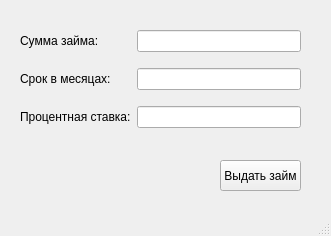
Daniel22874/Zaimer_app, file ui/new_loan_window.ui: the form before one commit.
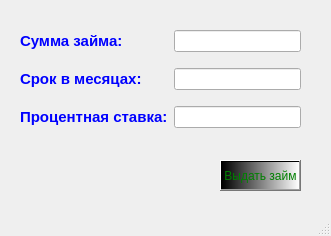
The form after the commit.

Commit message: Реализована внешка окна с созданием нового займа

The edit to the form file:
```diff
--- a/ui/new_loan_window.ui
+++ b/ui/new_loan_window.ui
@@ -23,11 +23,17 @@
       <height>31</height>
      </rect>
     </property>
+    <property name="styleSheet">
+     <string notr="true">background-color: qlineargradient(spread:pad, x1:0, y1:0, x2:1, y2:0, stop:0 rgba(0, 0, 0, 255), stop:1 rgba(255, 255, 255, 255));
+font: 75 9pt &quot;MS Shell Dlg 2&quot;;
+color: green;
+</string>
+    </property>
     <property name="text">
      <string>Выдать займ</string>
     </property>
    </widget>
-   <widget class="QWidget" name="">
+   <widget class="QWidget" name="layoutWidget">
     <property name="geometry">
      <rect>
       <x>20</x>
@@ -40,7 +46,7 @@
      <item row="0" column="0">
       <widget class="QLabel" name="label">
        <property name="text">
-        <string>Сумма займа:</string>
+        <string>&lt;html&gt;&lt;head/&gt;&lt;body&gt;&lt;p&gt;&lt;span style=&quot; font-size:11pt; font-weight:600; color:#0000ff;&quot;&gt;Сумма займа:&lt;/span&gt;&lt;/p&gt;&lt;/body&gt;&lt;/html&gt;</string>
        </property>
       </widget>
      </item>
@@ -50,7 +56,7 @@
      <item row="1" column="0">
       <widget class="QLabel" name="label_2">
        <property name="text">
-        <string>Срок в месяцах:</string>
+        <string>&lt;html&gt;&lt;head/&gt;&lt;body&gt;&lt;p&gt;&lt;span style=&quot; font-size:11pt; font-weight:600; color:#0000ff;&quot;&gt;Срок в месяцах:&lt;/span&gt;&lt;/p&gt;&lt;/body&gt;&lt;/html&gt;</string>
        </property>
       </widget>
      </item>
@@ -60,7 +66,7 @@
      <item row="2" column="0">
       <widget class="QLabel" name="label_3">
        <property name="text">
-        <string>Процентная ставка:</string>
+        <string>&lt;html&gt;&lt;head/&gt;&lt;body&gt;&lt;p&gt;&lt;span style=&quot; font-size:11pt; font-weight:600; color:#0000ff;&quot;&gt;Процентная ставка:&lt;/span&gt;&lt;/p&gt;&lt;/body&gt;&lt;/html&gt;</string>
        </property>
       </widget>
      </item>
@@ -69,6 +75,22 @@
      </item>
     </layout>
    </widget>
+   <widget class="QLabel" name="label_4">
+    <property name="geometry">
+     <rect>
+      <x>-4</x>
+      <y>-8</y>
+      <width>341</width>
+      <height>231</height>
+     </rect>
+    </property>
+    <property name="text">
+     <string/>
+    </property>
+   </widget>
+   <zorder>label_4</zorder>
+   <zorder>pushButton</zorder>
+   <zorder>layoutWidget</zorder>
   </widget>
   <widget class="QMenuBar" name="menubar">
    <property name="geometry">
```
The commit also changes 2 other files.
